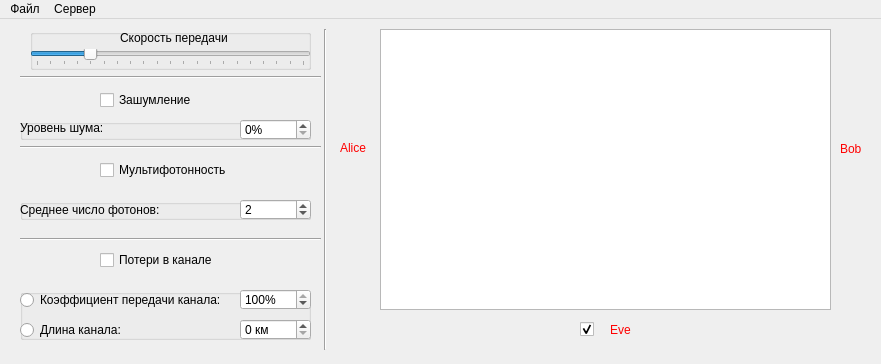
The window that Server/server.ui (dolfinus/bb84_crypto) describes before a commit, drawn with Qt 5.
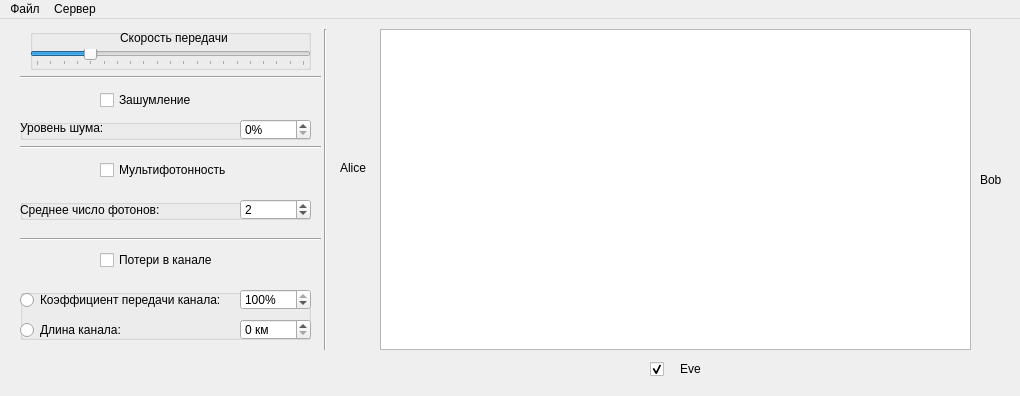
The same window after the commit. Icons and pictures are not drawn.

What changed in the file:
```diff
--- a/Server/server.ui
+++ b/Server/server.ui
@@ -6,8 +6,8 @@
    <rect>
     <x>0</x>
     <y>0</y>
-    <width>881</width>
-    <height>364</height>
+    <width>1020</width>
+    <height>396</height>
    </rect>
   </property>
   <property name="windowTitle">
@@ -17,14 +17,14 @@
    <widget class="QLabel" name="bobLabel">
     <property name="geometry">
      <rect>
-      <x>840</x>
-      <y>120</y>
+      <x>980</x>
+      <y>150</y>
       <width>31</width>
-      <height>20</height>
+      <height>21</height>
      </rect>
     </property>
     <property name="styleSheet">
-     <string notr="true">color: rgb(255, 0, 0);</string>
+     <string notr="true">color: &quot;red&quot;</string>
     </property>
     <property name="text">
      <string>Bob</string>
@@ -33,14 +33,14 @@
    <widget class="QLabel" name="eveLabel">
     <property name="geometry">
      <rect>
-      <x>610</x>
-      <y>301</y>
+      <x>680</x>
+      <y>340</y>
       <width>21</width>
       <height>20</height>
      </rect>
     </property>
     <property name="styleSheet">
-     <string notr="true">color: rgb(255, 0, 0);</string>
+     <string notr="true">color: &quot;red&quot;</string>
     </property>
     <property name="text">
      <string>Eve</string>
@@ -51,16 +51,25 @@
      <rect>
       <x>380</x>
       <y>10</y>
-      <width>451</width>
-      <height>281</height>
+      <width>591</width>
+      <height>321</height>
      </rect>
     </property>
+    <property name="styleSheet">
+     <string notr="true">#on{
+	background-image: url(:/on.png);
+}
+
+#off{
+	background-image: url(:/off.png);
+}</string>
+    </property>
    </widget>
    <widget class="QCheckBox" name="eveSpy">
     <property name="geometry">
      <rect>
-      <x>580</x>
-      <y>300</y>
+      <x>650</x>
+      <y>340</y>
       <width>21</width>
       <height>21</height>
      </rect>
@@ -133,13 +142,13 @@
     <property name="geometry">
      <rect>
       <x>340</x>
-      <y>120</y>
+      <y>140</y>
       <width>31</width>
       <height>17</height>
      </rect>
     </property>
     <property name="styleSheet">
-     <string notr="true">color: rgb(255, 0, 0);</string>
+     <string notr="true">color: &quot;red&quot;</string>
     </property>
     <property name="text">
      <string>Alice</string>
@@ -442,7 +451,7 @@
     <rect>
      <x>0</x>
      <y>0</y>
-     <width>881</width>
+     <width>1020</width>
      <height>23</height>
     </rect>
    </property>
```
